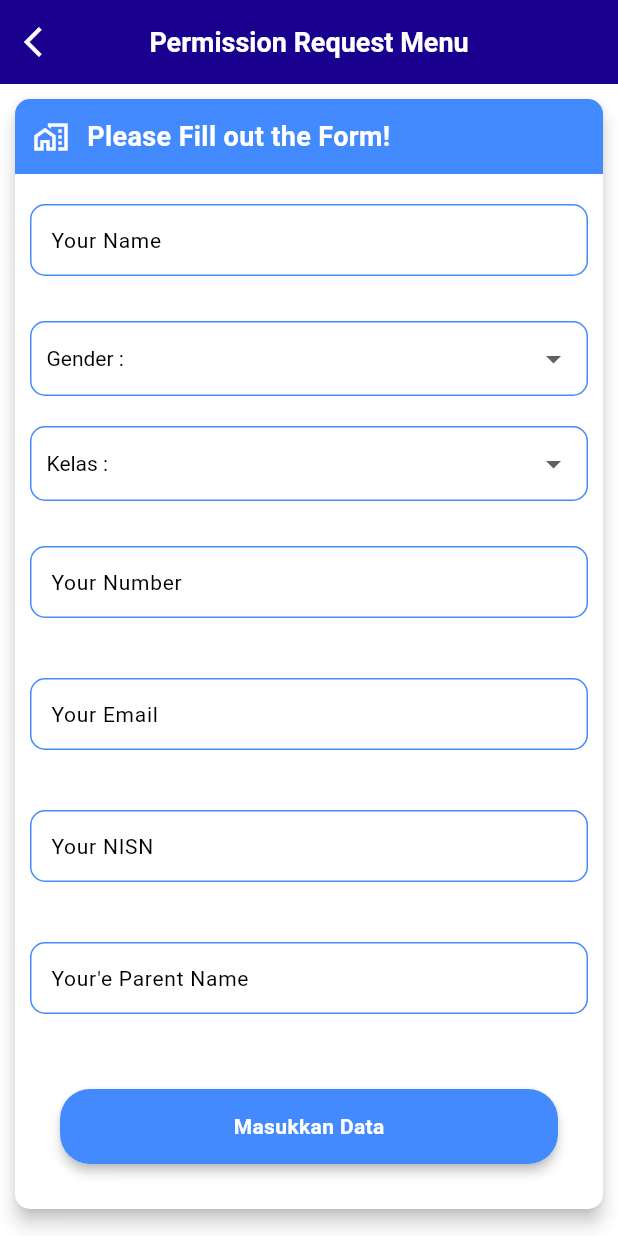
After one commit to Fahrisaputra7799/absen-simple, a Flutter app: the screen it shows after launch, after a tap on "Student Date", on a phone screen of 412 x 824 dp. The commit adds this screen. Run offline on Flutter 3.47's test engine with Material 3 defaults, Android fonts, the phone set to English and light mode, and no system bars; our stand-ins replace cloud_firestore, firebase_core; accounts and stored records are empty.

Commit message:
student date

```diff
--- a/lib/main.dart
+++ b/lib/main.dart
@@ -10,9 +10,9 @@ Future<void> main() async {
           // Add your own Firebase project configuration from google-services.json
           apiKey: 'AIzaSyBM2KXTEcVoi1nqBTDionJie9hSY0YejsQ', // api_key
           appId:
-              '1:515873503451:android:9ac4fe3f704e4da90474fe', // mobilesdk_app_id
-          messagingSenderId: '243811762198', // project_number
-          projectId: 'idn-boarding-school-solo' // project_id
+              '1:515873503451:android:fbc9f64876353ed60474fe', // mobilesdk_app_id
+          messagingSenderId: '515873503451', // project_number
+          projectId: 'absen-simple' // project_id
           ),
     );
     // Firebase connection success
--- a/lib/ui/home_screen.dart
+++ b/lib/ui/home_screen.dart
@@ -1,6 +1,7 @@
 import 'package:absen_simple/ui/absent_screen.dart';
 import 'package:absen_simple/ui/attend_screen.dart';
 import 'package:absen_simple/ui/attendance_history_screen.dart';
+import 'package:absen_simple/ui/student_date.dart';
 import 'package:flutter/material.dart';
 
 class HomeScreen extends StatelessWidget {
@@ -126,6 +127,33 @@ class HomeScreen extends StatelessWidget {
                     ),
                   ),
                 ),
+                Expanded(
+                  child: InkWell(
+                    highlightColor: Colors.transparent,
+                    splashColor: Colors.transparent,
+                    onTap: () {
+                      Navigator.push(
+                        context,
+                        MaterialPageRoute(
+                          builder: (context) => const StudentDate(),
+                        ),
+                      );
+                    },
+                    child: const Column(
+                      mainAxisAlignment: MainAxisAlignment.center,
+                      children: [
+                        Icon(Icons.water_damage_outlined, size: 100,),
+                        Text(
+                          "Student Date",
+                          style: TextStyle(
+                            fontSize: 14,
+                            fontWeight: FontWeight.bold,
+                          ),
+                        ),
+                      ],
+                    ),
+                  ),
+                ),
               ],
             ),
           ),
--- /dev/null
+++ b/lib/ui/student_date.dart
@@ -0,0 +1,479 @@
+import 'package:absen_simple/ui/home_screen.dart';
+import 'package:cloud_firestore/cloud_firestore.dart';
+import 'package:flutter/material.dart';
+import 'package:intl/intl.dart';
+
+class StudentDate extends StatefulWidget {
+  const StudentDate({super.key});
+
+  @override
+  State<StudentDate> createState() => _StudentDateState();
+}
+
+class _StudentDateState extends State<StudentDate> {
+  var genderList = <String>["Gender :", "Laki - laki", "Perempuan"];
+  var classList = <String>["Kelas :", "SMP", "SMK"];
+
+  final controllerName = TextEditingController();
+  final controllerNumber = TextEditingController();
+  final controllerEmail = TextEditingController();
+  final controllerNisn = TextEditingController();
+  final controllerOrtu = TextEditingController();
+  double dLat = 0.0, dLong = 0.0;
+  final CollectionReference dataCollection =
+      FirebaseFirestore.instance.collection('dateStudent');
+
+  int dateHours = 0, dateMinutes = 0;
+  String dropValueCategories = "Gender :";
+  String classValueCategories = "Kelas :";
+
+  @override
+  void initState() {
+    super.initState();
+  }
+
+  //show progress dialog
+  showLoaderDialog(BuildContext context) {
+    AlertDialog alert = AlertDialog(
+      content: Row(
+        children: [
+          const CircularProgressIndicator(
+              valueColor: AlwaysStoppedAnimation<Color>(Colors.blueAccent)),
+          Container(
+            margin: const EdgeInsets.only(left: 20),
+            child: const Text("Please Wait..."),
+          ),
+        ],
+      ),
+    );
+    showDialog(
+      barrierDismissible: false,
+      context: context,
+      builder: (BuildContext context) {
+        return alert;
+      },
+    );
+  }
+
+  //method gender
+  Future<void> submitAbsen(
+      String nama, String keterangan, String kelasnya) async {
+    // Validasi input sebelum mengirim ke Firebase
+    if (nama.isEmpty ||
+        keterangan == "Gender :" ||
+        kelasnya == "Kelas :" ||
+        controllerName.text.isEmpty ||
+        controllerNumber.text.isEmpty ||
+        controllerEmail.text.isEmpty ||
+        controllerNisn.text.isEmpty ||
+        controllerOrtu.text.isEmpty) {
+      ScaffoldMessenger.of(context).showSnackBar(const SnackBar(
+        content: Row(
+          children: [
+            Icon(Icons.error_outline, color: Colors.white),
+            SizedBox(width: 10),
+            Text("Pastikan semua data telah diisi!",
+                style: TextStyle(color: Colors.white))
+          ],
+        ),
+        backgroundColor: Colors.redAccent,
+        behavior: SnackBarBehavior.floating,
+      ));
+      return;
+    }
+
+    // Menampilkan loader
+    showLoaderDialog(context);
+
+    try {
+      await dataCollection.add({
+        'name': nama,
+        'gender': keterangan,
+        'kelas': kelasnya,
+        'phone_number' : controllerNumber.text,
+        'nisn': controllerNisn.text,
+        'email': controllerEmail.text,
+        'ortu': controllerOrtu.text,
+        'created_at': FieldValue.serverTimestamp(), // Tambahkan timestamp
+      });
+
+      // Tutup loader sebelum menampilkan pesan sukses
+      Navigator.of(context).pop();
+
+      ScaffoldMessenger.of(context).showSnackBar(const SnackBar(
+        content: Row(
+          children: [
+            Icon(Icons.check_circle_outline, color: Colors.white),
+            SizedBox(width: 10),
+            Text("Yeay! Data anda berhasil di tambahkan!",
+                style: TextStyle(color: Colors.white)),
+          ],
+        ),
+        backgroundColor: Colors.green,
+        behavior: SnackBarBehavior.floating,
+      ));
+
+      // Kembali ke halaman utama
+      Navigator.pushReplacement(
+          context, MaterialPageRoute(builder: (context) => const HomeScreen()));
+    } catch (e) {
+      // Jika terjadi error, tutup loader
+      Navigator.of(context).pop();
+
+      ScaffoldMessenger.of(context).showSnackBar(SnackBar(
+        content: Row(
+          children: [
+            const Icon(Icons.error_outline, color: Colors.white),
+            const SizedBox(width: 10),
+            Expanded(
+                child: Text("Ups, terjadi kesalahan: $e",
+                    style: const TextStyle(color: Colors.white))),
+          ],
+        ),
+        backgroundColor: Colors.redAccent,
+        behavior: SnackBarBehavior.floating,
+      ));
+    }
+  }
+
+
+  @override
+  Widget build(BuildContext context) {
+    Size size = MediaQuery.of(context).size;
+
+    return Scaffold(
+      backgroundColor: Colors.white,
+      appBar: AppBar(
+        elevation: 0,
+        backgroundColor: const Color.fromARGB(255, 26, 0, 143),
+        leading: IconButton(
+          icon: const Icon(Icons.arrow_back_ios, color: Colors.white),
+          onPressed: () => Navigator.of(context).pop(),
+        ),
+        centerTitle: true,
+        title: const Text(
+          "Permission Request Menu",
+          style: TextStyle(
+              fontSize: 18, fontWeight: FontWeight.bold, color: Colors.white),
+        ),
+      ),
+      body: SingleChildScrollView(
+        child: Card(
+            color: Colors.white,
+            margin: const EdgeInsets.fromLTRB(10, 10, 10, 30),
+            shape: RoundedRectangleBorder(
+              borderRadius: BorderRadius.circular(10),
+            ),
+            elevation: 5,
+            child: Column(
+              crossAxisAlignment: CrossAxisAlignment.start,
+              children: [
+                Container(
+                  height: 50,
+                  decoration: const BoxDecoration(
+                    borderRadius: BorderRadius.only(
+                        topLeft: Radius.circular(10),
+                        topRight: Radius.circular(10)),
+                    color: Colors.blueAccent,
+                  ),
+                  child: const Row(
+                    children: [
+                      SizedBox(
+                        width: 12,
+                      ),
+                      Icon(Icons.maps_home_work_outlined, color: Colors.white),
+                      SizedBox(
+                        width: 12,
+                      ),
+                      Text(
+                        "Please Fill out the Form!",
+                        style: TextStyle(
+                            fontSize: 18,
+                            fontWeight: FontWeight.bold,
+                            color: Colors.white),
+                      ),
+                    ],
+                  ),
+                ),
+                Padding(
+                  padding: const EdgeInsets.fromLTRB(10, 20, 10, 20),
+                  child: TextField(
+                    textInputAction: TextInputAction.next,
+                    keyboardType: TextInputType.text,
+                    controller: controllerName,
+                    decoration: InputDecoration(
+                      contentPadding:
+                          const EdgeInsets.symmetric(horizontal: 10),
+                      labelText: "Your Name",
+                      hintText: "Please enter your name",
+                      hintStyle:
+                          const TextStyle(fontSize: 14, color: Colors.grey),
+                      labelStyle:
+                          const TextStyle(fontSize: 14, color: Colors.black),
+                      border: OutlineInputBorder(
+                        borderRadius: BorderRadius.circular(10),
+                        borderSide: const BorderSide(color: Colors.blueAccent),
+                      ),
+                      enabledBorder: OutlineInputBorder(
+                        borderRadius: BorderRadius.circular(10),
+                        borderSide: const BorderSide(color: Colors.blueAccent),
+                      ),
+                    ),
+                  ),
+                ),
+
+                // Gender
+                Padding(
+                  padding: const EdgeInsets.all(10),
+                  child: Container(
+                    padding: const EdgeInsets.symmetric(horizontal: 10),
+                    decoration: BoxDecoration(
+                      borderRadius: BorderRadius.circular(10),
+                      border: Border.all(
+                          color: Colors.blueAccent,
+                          style: BorderStyle.solid,
+                          width: 1),
+                    ),
+                    child: DropdownButton(
+                      dropdownColor: Colors.white,
+                      value: dropValueCategories,
+                      onChanged: (value) {
+                        setState(() {
+                          dropValueCategories = value.toString();
+                        });
+                      },
+                      items: genderList.map((value) {
+                        return DropdownMenuItem(
+                          value: value.toString(),
+                          child: Text(value.toString(),
+                              style: const TextStyle(
+                                  fontSize: 14, color: Colors.black)),
+                        );
+                      }).toList(),
+                      icon: const Icon(Icons.arrow_drop_down),
+                      iconSize: 24,
+                      elevation: 16,
+                      style: const TextStyle(color: Colors.black, fontSize: 14),
+                      underline: Container(
+                        height: 2,
+                        color: Colors.transparent,
+                      ),
+                      isExpanded: true,
+                    ),
+                  ),
+                ),
+
+                // Kelas
+                Padding(
+                  padding: const EdgeInsets.all(10),
+                  child: Container(
+                    padding: const EdgeInsets.symmetric(horizontal: 10),
+                    decoration: BoxDecoration(
+                      borderRadius: BorderRadius.circular(10),
+                      border: Border.all(
+                          color: Colors.blueAccent,
+                          style: BorderStyle.solid,
+                          width: 1),
+                    ),
+                    child: DropdownButton(
+                      dropdownColor: Colors.white,
+                      value: classValueCategories,
+                      onChanged: (value) {
+                        setState(() {
+                          classValueCategories = value.toString();
+                        });
+                      },
+                      items: classList.map((value) {
+                        return DropdownMenuItem(
+                          value: value.toString(),
+                          child: Text(value.toString(),
+                              style: const TextStyle(
+                                  fontSize: 14, color: Colors.black)),
+                        );
+                      }).toList(),
+                      icon: const Icon(Icons.arrow_drop_down),
+                      iconSize: 24,
+                      elevation: 16,
+                      style: const TextStyle(color: Colors.black, fontSize: 14),
+                      underline: Container(
+                        height: 2,
+                        color: Colors.transparent,
+                      ),
+                      isExpanded: true,
+                    ),
+                  ),
+                ),
+                Padding(
+                  padding: const EdgeInsets.fromLTRB(10, 20, 10, 20),
+                  child: TextField(
+                    textInputAction: TextInputAction.next,
+                    keyboardType: TextInputType.text,
+                    controller: controllerNumber,
+                    decoration: InputDecoration(
+                      contentPadding:
+                          const EdgeInsets.symmetric(horizontal: 10),
+                      labelText: "Your Number",
+                      hintText: "081234...",
+                      hintStyle:
+                          const TextStyle(fontSize: 14, color: Colors.grey),
+                      labelStyle:
+                          const TextStyle(fontSize: 14, color: Colors.black),
+                      border: OutlineInputBorder(
+                        borderRadius: BorderRadius.circular(10),
+                        borderSide: const BorderSide(color: Colors.blueAccent),
+                      ),
+                      enabledBorder: OutlineInputBorder(
+                        borderRadius: BorderRadius.circular(10),
+                        borderSide: const BorderSide(color: Colors.blueAccent),
+                      ),
+                    ),
+                  ),
+                ),
+                Padding(
+                  padding: const EdgeInsets.fromLTRB(10, 20, 10, 20),
+                  child: TextField(
+                    textInputAction: TextInputAction.next,
+                    keyboardType: TextInputType.text,
+                    controller: controllerEmail,
+                    decoration: InputDecoration(
+                      contentPadding:
+                          const EdgeInsets.symmetric(horizontal: 10),
+                      labelText: "Your Email",
+                      hintText: "1234@example.com",
+                      hintStyle:
+                          const TextStyle(fontSize: 14, color: Colors.grey),
+                      labelStyle:
+                          const TextStyle(fontSize: 14, color: Colors.black),
+                      border: OutlineInputBorder(
+                        borderRadius: BorderRadius.circular(10),
+                        borderSide: const BorderSide(color: Colors.blueAccent),
+                      ),
+                      enabledBorder: OutlineInputBorder(
+                        borderRadius: BorderRadius.circular(10),
+                        borderSide: const BorderSide(color: Colors.blueAccent),
+                      ),
+                    ),
+                  ),
+                ),
+                Padding(
+                  padding: const EdgeInsets.fromLTRB(10, 20, 10, 20),
+                  child: TextField(
+                    textInputAction: TextInputAction.next,
+                    keyboardType: TextInputType.text,
+                    controller: controllerNisn,
+                    decoration: InputDecoration(
+                      contentPadding:
+                          const EdgeInsets.symmetric(horizontal: 10),
+                      labelText: "Your NISN",
+                      hintText: "...",
+                      hintStyle:
+                          const TextStyle(fontSize: 14, color: Colors.grey),
+                      labelStyle:
+                          const TextStyle(fontSize: 14, color: Colors.black),
+                      border: OutlineInputBorder(
+                        borderRadius: BorderRadius.circular(10),
+                        borderSide: const BorderSide(color: Colors.blueAccent),
+                      ),
+                      enabledBorder: OutlineInputBorder(
+                        borderRadius: BorderRadius.circular(10),
+                        borderSide: const BorderSide(color: Colors.blueAccent),
+                      ),
+                    ),
+                  ),
+                ),
+                Padding(
+                  padding: const EdgeInsets.fromLTRB(10, 20, 10, 20),
+                  child: TextField(
+                    textInputAction: TextInputAction.next,
+                    keyboardType: TextInputType.text,
+                    controller: controllerOrtu,
+                    decoration: InputDecoration(
+                      contentPadding:
+                          const EdgeInsets.symmetric(horizontal: 10),
+                      labelText: "Your'e Parent Name",
+                      hintText: "mr.example | ms.example",
+                      hintStyle:
+                          const TextStyle(fontSize: 14, color: Colors.grey),
+                      labelStyle:
+                          const TextStyle(fontSize: 14, color: Colors.black),
+                      border: OutlineInputBorder(
+                        borderRadius: BorderRadius.circular(10),
+                        borderSide: const BorderSide(color: Colors.blueAccent),
+                      ),
+                      enabledBorder: OutlineInputBorder(
+                        borderRadius: BorderRadius.circular(10),
+                        borderSide: const BorderSide(color: Colors.blueAccent),
+                      ),
+                    ),
+                  ),
+                ),
+                Container(
+                    alignment: Alignment.center,
+                    margin: const EdgeInsets.all(30),
+                    child: Material(
+                      elevation: 3,
+                      borderRadius: BorderRadius.circular(20),
+                      child: Container(
+                        width: size.width,
+                        height: 50,
+                        decoration: BoxDecoration(
+                            borderRadius: BorderRadius.circular(20),
+                            color: Colors.white),
+                        child: Material(
+                          borderRadius: BorderRadius.circular(20),
+                          color: Colors.blueAccent,
+                          child: InkWell(
+                            splashColor: Colors.blue,
+                            borderRadius: BorderRadius.circular(20),
+                            onTap: () {
+                              if (controllerName.text.isEmpty ||
+                                  dropValueCategories == "Gender :" ||
+                                  controllerNumber.text.isEmpty ||
+                                  controllerEmail.text.isEmpty ||
+                                  controllerNisn.text.isEmpty ||
+                                  controllerOrtu.text.isEmpty) {
+                                ScaffoldMessenger.of(context)
+                                    .showSnackBar(const SnackBar(
+                                  content: Row(
+                                    children: [
+                                      Icon(
+                                        Icons.info_outline,
+                                        color: Colors.white,
+                                      ),
+                                      SizedBox(width: 10),
+                                      Text(
+                                        "Ups, please fill the form!",
+                                        style: TextStyle(color: Colors.white),
+                                      )
+                                    ],
+                                  ),
+                                  backgroundColor: Colors.blueAccent,
+                                  shape: StadiumBorder(),
+                                  behavior: SnackBarBehavior.floating,
+                                ));
+                              } else {
+                                submitAbsen(
+                                    controllerName.text.toString(),
+                                    dropValueCategories.toString(),
+                                    classValueCategories.toString(),
+                                    );
+                              }
+                            },
+                            child: const Center(
+                              child: Text(
+                                "Masukkan Data",
+                                style: TextStyle(
+                                    color: Colors.white,
+                                    fontWeight: FontWeight.bold),
+                              ),
+                            ),
+                          ),
+                        ),
+                      ),
+                    )),
+              ],
+            )),
+      ),
+    );
+  }
+}
```
Also changed, not shown: pubspec.lock, 4 other files.
